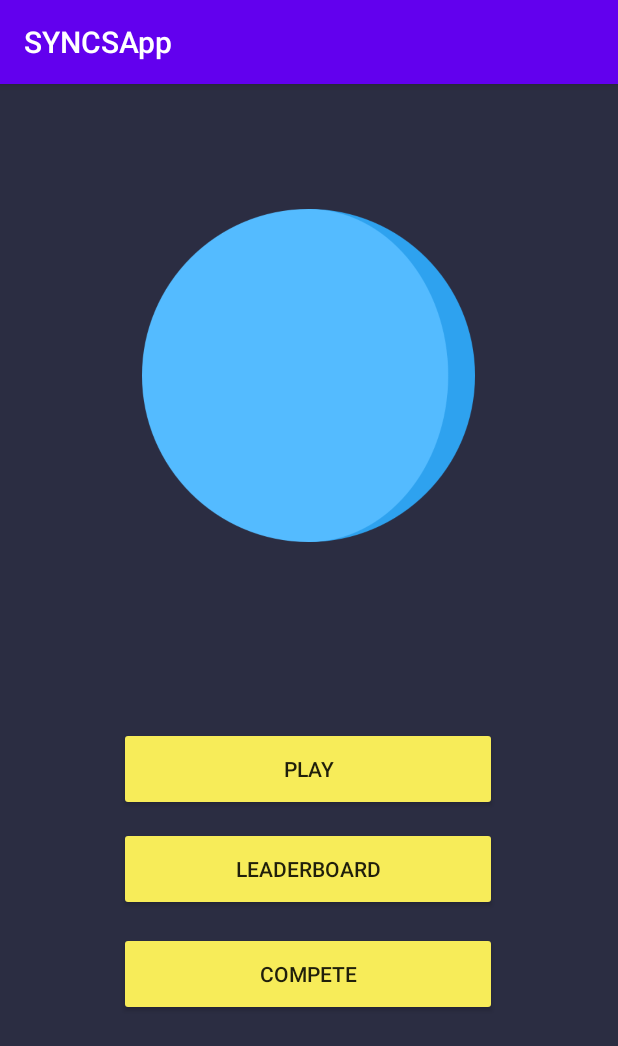
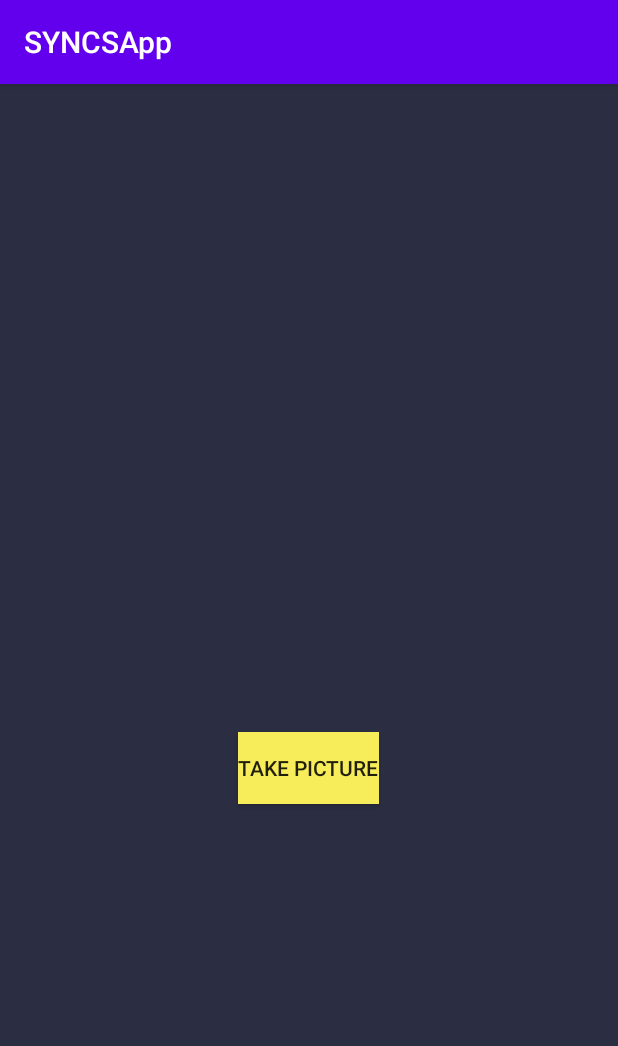
Before and after one commit to AndyLiu11037/SYNCS-hackathon, an Android app: the screen it shows after launch (MainActivity before the commit, CameraActivity after it), after a tap on "PLAY", on a phone screen of 412 x 824 dp. Shown: the top 1046 px of the screen. Run offline under Robolectric (Android 15) with nearby library versions, the phone set to English and light mode, and no system bars.

Commit message:
camera functionality added

```diff
--- a/Front-End/app/src/main/java/com/example/syncsapp/MainActivity.kt
+++ b/Front-End/app/src/main/java/com/example/syncsapp/MainActivity.kt
@@ -14,6 +14,7 @@ class MainActivity : AppCompatActivity() {
         val playButton = findViewById<Button>(R.id.playButton);
         playButton.setOnClickListener{
             Log.d("BUTTON", "The playbutton is being clicked");
+            dispatchCameraActivityIntent();
         }
 
         val leaderboardButton = findViewById<Button>(R.id.leaderboardButton);
@@ -27,8 +28,9 @@ class MainActivity : AppCompatActivity() {
         startActivity(intent);
     }
 
-    fun openCameraActivityIntent() {
-
+    fun dispatchCameraActivityIntent() {
+        val intent = Intent(this, CameraActivity::class.java);
+        startActivity(intent);
     }
 
 }
--- a/Front-End/app/src/main/res/layout/activity_camera.xml
+++ b/Front-End/app/src/main/res/layout/activity_camera.xml
@@ -1,17 +1,30 @@
 <?xml version="1.0" encoding="utf-8"?>
-<androidx.constraintlayout.widget.ConstraintLayout xmlns:android="http://schemas.android.com/apk/res/android"
+<LinearLayout xmlns:android="http://schemas.android.com/apk/res/android"
     xmlns:app="http://schemas.android.com/apk/res-auto"
     xmlns:tools="http://schemas.android.com/tools"
     android:layout_width="match_parent"
     android:layout_height="match_parent"
+    android:background="#2B2D42"
+    android:orientation="vertical"
     tools:context=".CameraActivity">
 
-    <TextureView
-        android:id="@+id/cameraView"
+
+
+    <ImageView
+        android:id="@+id/imageView"
+        android:layout_width="match_parent"
+        android:layout_height="400dp"
+        android:layout_marginTop="16dp"
+        android:src="@mipmap/ic_launcher"
+        android:visibility="invisible" />
+
+    <Button
+        android:id="@+id/takePicture"
         android:layout_width="wrap_content"
         android:layout_height="wrap_content"
-        app:layout_constraintBottom_toBottomOf="parent"
-        app:layout_constraintEnd_toEndOf="parent"
-        app:layout_constraintStart_toStartOf="parent"
-        app:layout_constraintTop_toTopOf="parent" />
-</androidx.constraintlayout.widget.ConstraintLayout>
+        android:layout_gravity="center_horizontal"
+        android:layout_marginTop="16dp"
+        android:background="#F7EC59"
+        android:text="Take Picture" />
+
+</LinearLayout>
```
Also changed, not shown: Front-End/app/src/main/AndroidManifest.xml (+11 -5 lines), Front-End/app/src/main/java/com/example/syncsapp/CameraActivity.kt (+41 -31 lines), Front-End/app/src/main/res/layout/activity_leaderboard.xml (+1 -12 lines), Front-End/app/src/main/res/xml/fileprovider.xml (added, +7 -0 lines).
